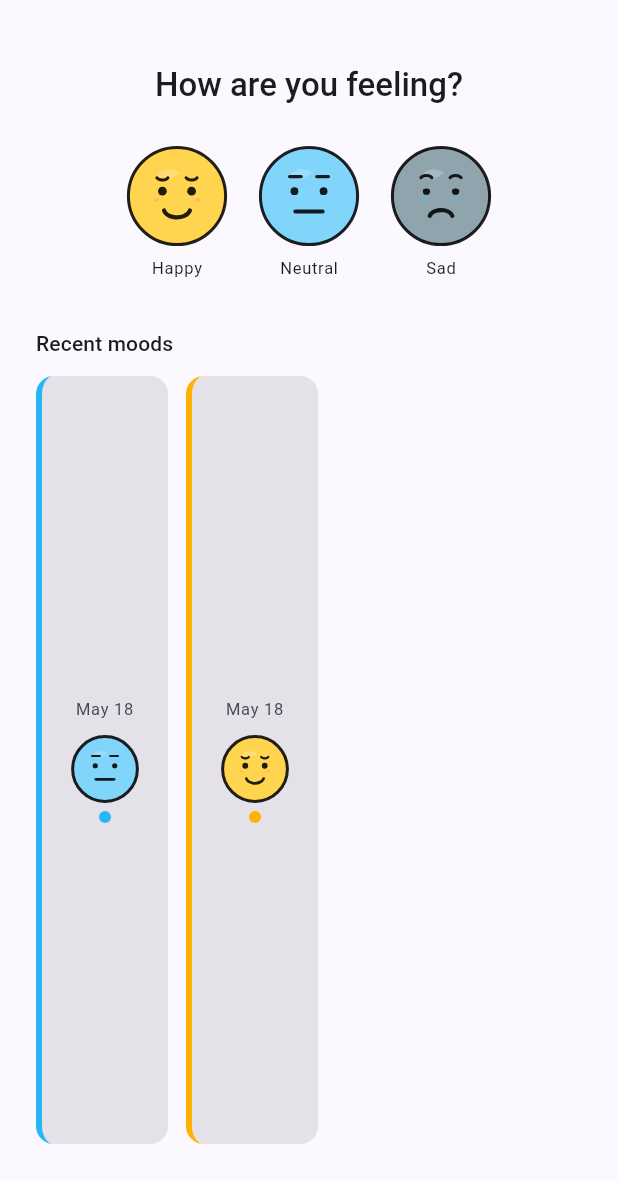
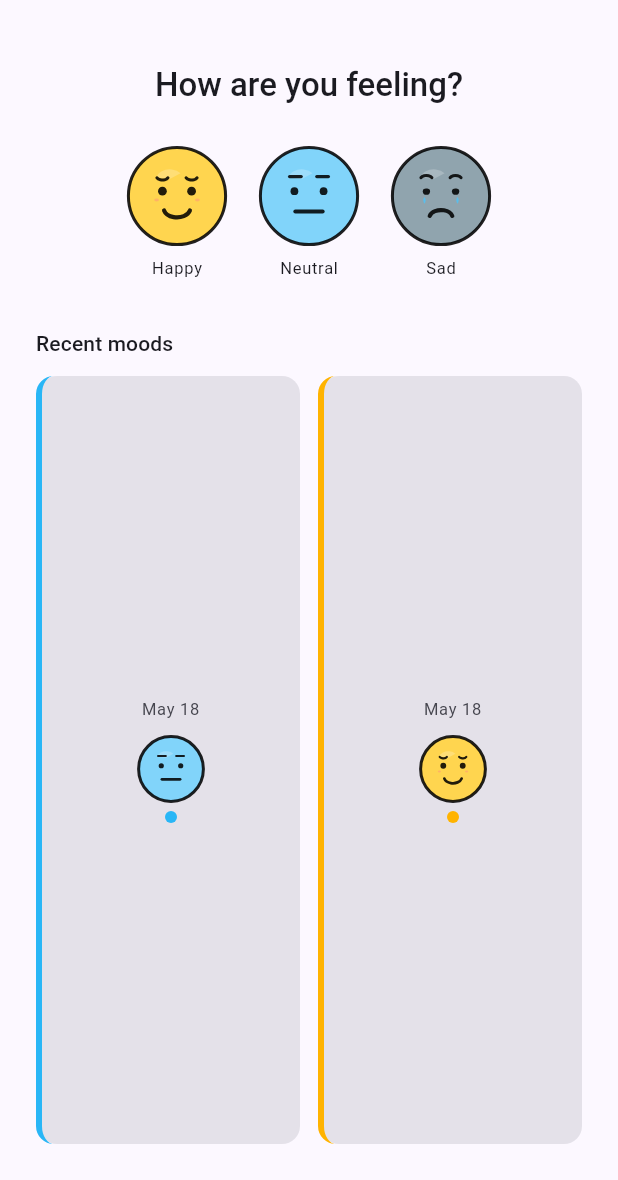
Before and after one commit to alamin-karno/mood_canvas, a Flutter app: the screen it shows after launch, after a tap on "Happy", after a tap on "Neutral", on a phone screen of 412 x 824 dp, the part 56-1236 px from its top. Run offline on Flutter 3.47's test engine with Material 3 defaults, Android fonts, the phone set to English and light mode, and no system bars; our stand-ins replace equatable, flutter_bloc, fpdart, get_it, shared_preferences.

Commit message:
Refactor MoodTimelineTile to support dynamic widths and improved shadow animations
Updated the mood timeline to dynamically calculate and distribute tile widths based on available horizontal space using LayoutBuilder. Refactored MoodTimelineTile to use a Stack and AnimatedOpacity for selection shadows, improving visual layering and performance.

* Implemented dynamic tile width calculation in `MoodTrackerPage` to fill horizontal space.
* Updated `MoodTimelineTile` to use `double.infinity` width and a Stack-based shadow implementation.
* Disabled scrolling in the horizontal timeline list.
* Enhanced shadow rendering using `AnimatedOpacity` and `DecoratedBox`.

```diff
--- a/lib/src/features/mood_tracker/presentation/pages/mood_tracker_page.dart
+++ b/lib/src/features/mood_tracker/presentation/pages/mood_tracker_page.dart
@@ -148,17 +148,37 @@ class _MoodTrackerPageState extends State<MoodTrackerPage> {
                                         ),
                                   ),
                                 )
-                              : ListView.separated(
-                                  scrollDirection: Axis.horizontal,
-                                  itemCount: recent.length,
-                                  separatorBuilder: (_, __) =>
-                                      const SizedBox(width: AppSpacing.ms),
-                                  itemBuilder: (context, index) {
-                                    final entry = recent[index];
-                                    return MoodTimelineTile(
-                                      entry: entry,
-                                      animating: _animatingEntryId == entry.id,
-                                      onTap: () => _onTimelineTap(entry.id),
+                              : LayoutBuilder(
+                                  builder: (context, timelineConstraints) {
+                                    final count = recent.length;
+                                    const gap = AppSpacing.ms;
+                                    final totalGap =
+                                        gap * (count > 1 ? count - 1 : 0);
+                                    final tileWidth =
+                                        (timelineConstraints.maxWidth -
+                                                totalGap) /
+                                            count;
+
+                                    return ListView.separated(
+                                      scrollDirection: Axis.horizontal,
+                                      physics:
+                                          const NeverScrollableScrollPhysics(),
+                                      itemCount: count,
+                                      separatorBuilder: (_, __) =>
+                                          const SizedBox(width: gap),
+                                      itemBuilder: (context, index) {
+                                        final entry = recent[index];
+                                        return SizedBox(
+                                          width: tileWidth,
+                                          child: MoodTimelineTile(
+                                            entry: entry,
+                                            animating:
+                                                _animatingEntryId == entry.id,
+                                            onTap: () =>
+                                                _onTimelineTap(entry.id),
+                                          ),
+                                        );
+                                      },
                                     );
                                   },
                                 ),
--- a/lib/src/features/mood_tracker/presentation/widgets/mood_timeline_tile.dart
+++ b/lib/src/features/mood_tracker/presentation/widgets/mood_timeline_tile.dart
@@ -28,10 +28,33 @@ class MoodTimelineTile extends StatelessWidget {
         scale: animating ? 1.12 : 1,
         duration: AppDurations.quick,
         curve: AppCurves.spring,
-        child: AnimatedContainer(
+        child: Stack(
+          clipBehavior: Clip.none,
+          fit: StackFit.passthrough,
+          children: [
+            Positioned.fill(
+              child: AnimatedOpacity(
+                opacity: animating ? 1 : 0,
                 duration: AppDurations.quick,
-          curve: AppCurves.spring,
-          width: 88,
+                curve: AppCurves.standard,
+                child: DecoratedBox(
+                  decoration: BoxDecoration(
+                    borderRadius: AppBorders.card,
+                    boxShadow: [
+                      BoxShadow(
+                        color: accent.withValues(alpha: 0.45),
+                        blurRadius: 14,
+                        spreadRadius: 1,
+                      ),
+                    ],
+                  ),
+                ),
+              ),
+            ),
+            AnimatedContainer(
+              duration: AppDurations.quick,
+              curve: AppCurves.standard,
+              width: double.infinity,
               padding: const EdgeInsets.all(AppSpacing.ms),
               decoration: BoxDecoration(
                 color: Theme.of(context).colorScheme.surfaceContainerHighest,
@@ -42,15 +65,6 @@ class MoodTimelineTile extends StatelessWidget {
                     width: animating ? 6 : 4,
                   ),
                 ),
-            boxShadow: animating
-                ? [
-                    BoxShadow(
-                      color: accent.withValues(alpha: 0.45),
-                      blurRadius: 14,
-                      spreadRadius: 1,
-                    ),
-                  ]
-                : null,
               ),
               child: Column(
                 mainAxisAlignment: MainAxisAlignment.center,
@@ -58,8 +72,11 @@ class MoodTimelineTile extends StatelessWidget {
                   Text(
                     dateLabel,
                     style: Theme.of(context).textTheme.labelSmall?.copyWith(
-                      color: Theme.of(context).colorScheme.onSurfaceVariant,
-                      fontWeight: animating ? FontWeight.w700 : FontWeight.w400,
+                          color: Theme.of(context)
+                              .colorScheme
+                              .onSurfaceVariant,
+                          fontWeight:
+                              animating ? FontWeight.w700 : FontWeight.w400,
                         ),
                     textAlign: TextAlign.center,
                   ),
@@ -83,6 +100,8 @@ class MoodTimelineTile extends StatelessWidget {
                 ],
               ),
             ),
+          ],
+        ),
       ),
     );
   }
```
Lines whose indentation alone changed are shown as unchanged.
